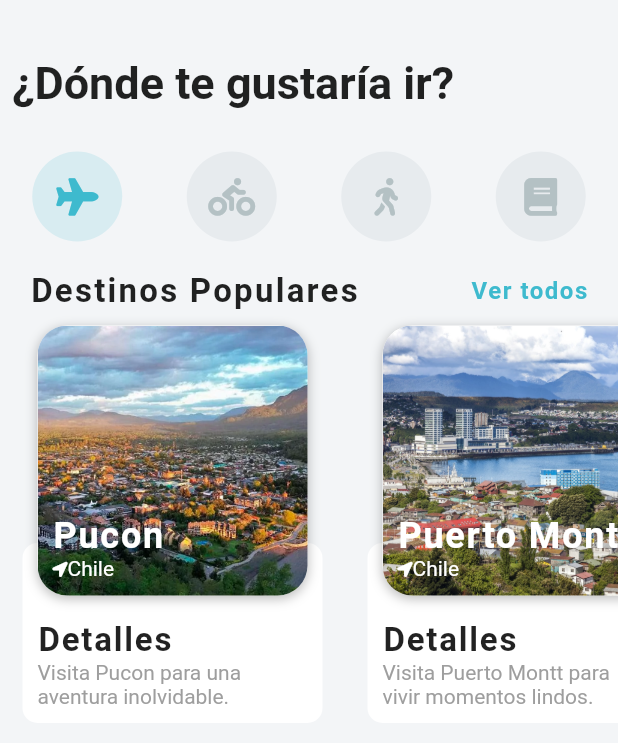
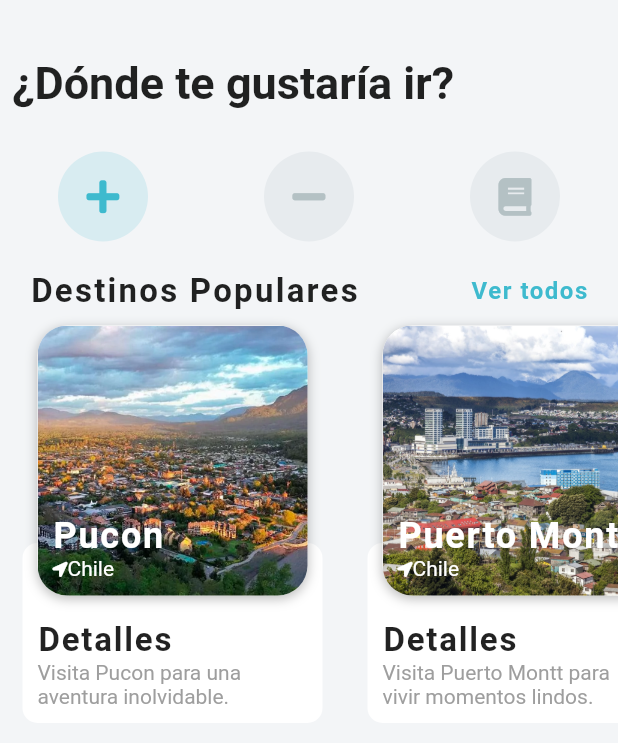
Before and after one commit to Esteban1901/mobile_project, a Flutter app: the screen it shows after launch, on a phone screen of 412 x 824 dp. Shown: the top 743 px of the screen. Run offline on Flutter 3.47's test engine with Material 2 defaults, Android fonts, the phone set to English and light mode, and no system bars; our stand-ins replace font_awesome_flutter.

Commit message:
Ahí van los botones para modificarlos

```diff
--- a/lib/screens/home_screen.dart
+++ b/lib/screens/home_screen.dart
@@ -11,9 +11,8 @@ class HomeScreen extends StatefulWidget {
 class _HomeScreenState extends State<HomeScreen> {
   int _selectedIndex = 0;
   List<IconData> _icons = [
-    FontAwesomeIcons.plane,
-    FontAwesomeIcons.biking,
-    FontAwesomeIcons.walking,
+    FontAwesomeIcons.plus,
+    FontAwesomeIcons.minus,
     FontAwesomeIcons.book,
   ];
 
--- a/lib/widgets/destino.dart
+++ b/lib/widgets/destino.dart
@@ -127,7 +127,7 @@ class widgetDestino extends StatelessWidget {
                             ),
                           ],
                         ),
-                      )
+                      ),
                     ],
                   ),
                 );
```
